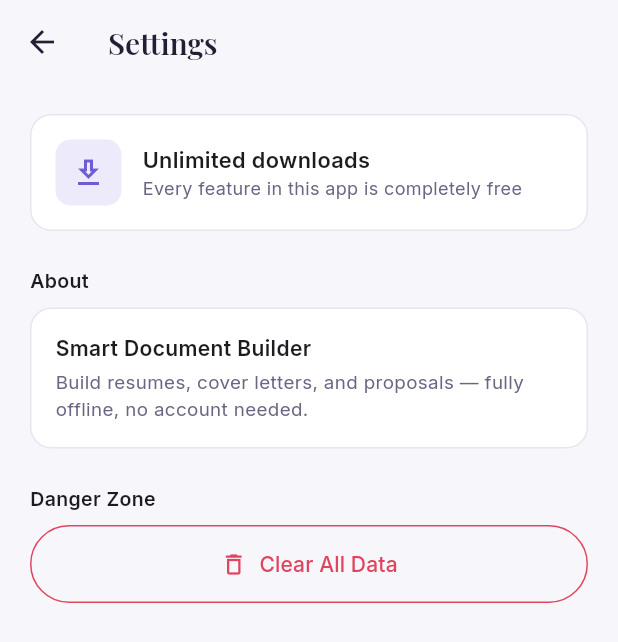
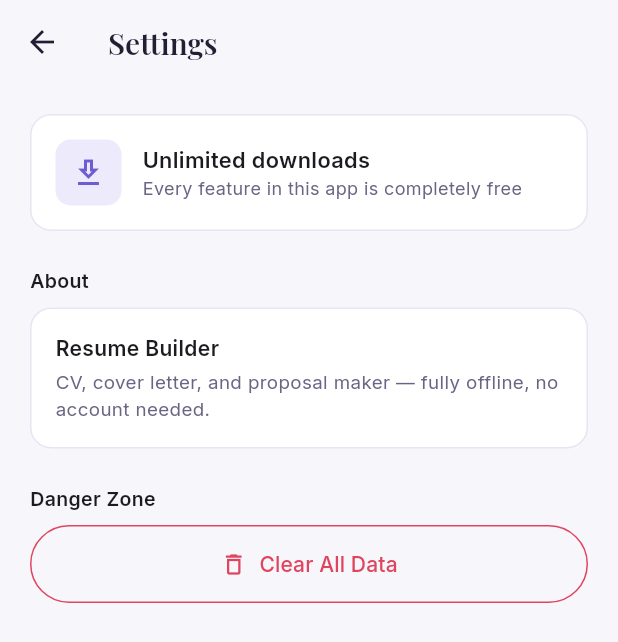
Before and after one commit to ZeeshanFarooq0312/RESUME-MAKER-APP, a Flutter app: the SettingsTabScreen screen opened directly, on a phone screen of 412 x 824 dp. Shown: the top 642 px of the screen. Run offline on Flutter 3.47's test engine with Material 3 defaults, Android fonts, the phone set to English and light mode, and no system bars; our stand-ins replace file_picker, google_fonts, image_picker, pdf, printing, shared_preferences; missing offline and left inert: google_mlkit_translation, read_pdf_text, screen_protector; accounts and stored records are empty.

Commit message:
app name chnages and proivacy policy added

```diff
--- a/lib/main.dart
+++ b/lib/main.dart
@@ -4,9 +4,10 @@
 import 'screens/app_shell.dart';
 
 void main() {
-  // This app has no INTERNET permission and works fully offline, so
-  // GoogleFonts should never attempt a network fetch — it will only ever
-  // fall back anyway. Disabling it up front keeps startup deterministic.
+  // Fonts are bundled as assets and rendered via PdfFonts/pw.Font, not
+  // GoogleFonts network fetching, so this should never attempt a network
+  // fetch — it would only ever fall back anyway. Disabling it up front keeps
+  // startup deterministic.
   GoogleFonts.config.allowRuntimeFetching = false;
   runApp(const ResumeBuilderApp());
 }
@@ -17,7 +18,7 @@
   @override
   Widget build(BuildContext context) {
     return MaterialApp(
-      title: 'Smart Resume Builder',
+      title: 'Resume Builder',
       debugShowCheckedModeBanner: false,
       theme: AppTheme.light(),
       home: const AppShell(),
--- a/lib/screens/home_dashboard_screen.dart
+++ b/lib/screens/home_dashboard_screen.dart
@@ -184,7 +184,7 @@
                 child: ListView(
                   padding: const EdgeInsets.all(20),
                   children: [
-                    Text('Smart Document Builder', style: Theme.of(context).textTheme.headlineMedium),
+                    Text('Resume Builder', style: Theme.of(context).textTheme.headlineMedium),
                     const SizedBox(height: 16),
                     Container(
                       width: double.infinity,
--- a/lib/screens/settings_tab_screen.dart
+++ b/lib/screens/settings_tab_screen.dart
@@ -97,10 +97,10 @@
               child: const Column(
                 crossAxisAlignment: CrossAxisAlignment.start,
                 children: [
-                  Text('Smart Document Builder', style: TextStyle(fontWeight: FontWeight.w600)),
+                  Text('Resume Builder', style: TextStyle(fontWeight: FontWeight.w600)),
                   SizedBox(height: 4),
                   Text(
-                    'Build resumes, cover letters, and proposals — fully offline, no account needed.',
+                    'CV, cover letter, and proposal maker — fully offline, no account needed.',
                     style: TextStyle(color: AppColors.slate600, fontSize: 12.5, height: 1.4),
                   ),
                 ],
--- a/pubspec.yaml
+++ b/pubspec.yaml
@@ -1,5 +1,5 @@
 name: resume_builder
-description: "Smart Resume Builder - offline CV maker with PDF export"
+description: "Resume Builder - offline CV, cover letter & proposal maker with PDF export"
 publish_to: 'none'
 version: 1.0.0+1
 
```
Also changed, not shown: .claude/settings.local.json, 3 other files.
